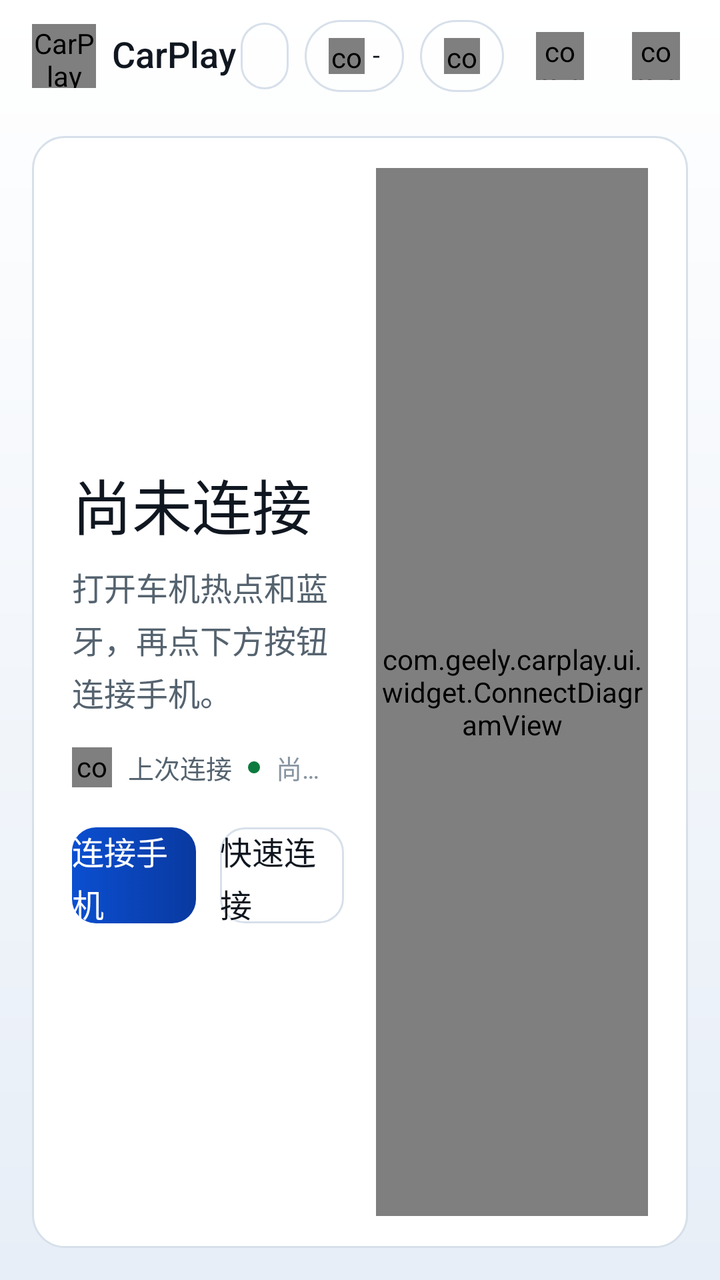
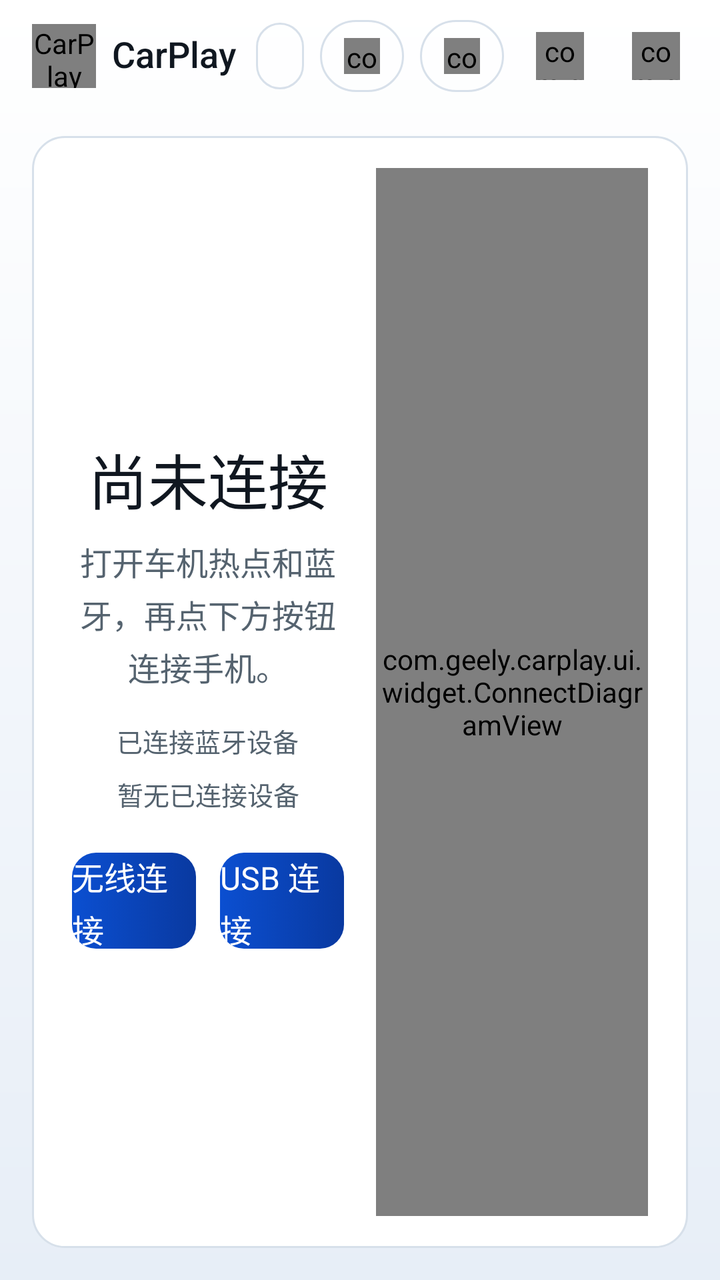

An Android layout rendered at two revisions. The XML below is the earlier revision; the diff shows what the commit changed to produce the second picture.
<!-- AndroidManifest.xml: application theme AppTheme -->
<!-- res/layout/activity_home.xml -->
<?xml version="1.0" encoding="utf-8"?>
<LinearLayout xmlns:android="http://schemas.android.com/apk/res/android"
    xmlns:app="http://schemas.android.com/apk/res-auto"
    android:layout_width="match_parent"
    android:layout_height="match_parent"
    android:background="@drawable/bg_page"
    android:orientation="vertical">

    
    <LinearLayout
        android:layout_width="match_parent"
        android:layout_height="wrap_content"
        android:minHeight="@dimen/topbar_height"
        android:paddingTop="@dimen/gap_xs"
        android:paddingBottom="@dimen/gap_xs"
        android:gravity="center_vertical"
        android:orientation="horizontal"
        android:paddingStart="@dimen/page_padding"
        android:paddingEnd="@dimen/gap_sm">

        <com.geely.carplay.ui.widget.BrandMarkView
            android:layout_width="@dimen/header_logo_size"
            android:layout_height="@dimen/header_logo_size"
            android:contentDescription="@string/app_name" />

        <TextView
            style="@style/Text.Section"
            android:layout_width="wrap_content"
            android:layout_height="wrap_content"
            android:layout_marginStart="@dimen/gap_sm"
            android:id="@+id/home_app_title"
            android:text="@string/app_name" />

        <Space
            android:layout_width="0dp"
            android:layout_height="0dp"
            android:layout_weight="1" />

        <TextView
            android:id="@+id/home_clock"
            style="@style/Text.Caption"
            android:layout_width="wrap_content"
            android:layout_height="wrap_content"
            android:layout_marginEnd="@dimen/gap_sm"
            android:background="@drawable/bg_pill_outline"
            android:paddingStart="@dimen/gap_md"
            android:paddingTop="9dp"
            android:paddingEnd="@dimen/gap_md"
            android:paddingBottom="9dp"
            android:textColor="@color/text_primary" />

        <LinearLayout
            android:layout_width="wrap_content"
            android:layout_height="wrap_content"
            android:layout_marginEnd="@dimen/gap_sm"
            android:background="@drawable/bg_pill_outline"
            android:gravity="center_vertical"
            android:orientation="horizontal"
            android:paddingStart="@dimen/gap_md"
            android:paddingTop="9dp"
            android:paddingEnd="@dimen/gap_md"
            android:paddingBottom="9dp">

            <com.geely.carplay.ui.widget.IconView
                android:layout_width="18dp"
                android:layout_height="18dp"
                android:id="@+id/home_hotspot_icon"
                app:icon="wifi"
                app:iconTint="@color/text_tertiary" />

            <TextView
                style="@style/Text.Caption"
                android:layout_width="wrap_content"
                android:layout_height="wrap_content"
                android:layout_marginStart="@dimen/gap_xs"
                android:id="@+id/home_hotspot_state"
                android:text="@string/home_hotspot_band_unknown"
                android:textColor="@color/text_primary" />
        </LinearLayout>

        <LinearLayout
            android:layout_width="wrap_content"
            android:layout_height="wrap_content"
            android:layout_marginEnd="@dimen/gap_xs"
            android:background="@drawable/bg_pill_outline"
            android:gravity="center_vertical"
            android:orientation="horizontal"
            android:paddingStart="@dimen/gap_md"
            android:paddingTop="9dp"
            android:paddingEnd="@dimen/gap_md"
            android:paddingBottom="9dp">

            <com.geely.carplay.ui.widget.IconView
                android:layout_width="18dp"
                android:layout_height="18dp"
                android:id="@+id/home_bluetooth_icon"
                app:icon="bluetooth"
                app:iconTint="@color/text_tertiary" />
        </LinearLayout>

        <FrameLayout
            android:id="@+id/home_settings_button"
            android:layout_width="@dimen/header_action_size"
            android:layout_height="@dimen/header_action_size"
            android:clickable="true"
            android:contentDescription="@string/home_settings_title"
            android:focusable="true">

            <com.geely.carplay.ui.widget.IconView
                android:layout_width="@dimen/header_icon_size"
                android:layout_height="@dimen/header_icon_size"
                android:layout_gravity="center"
                app:icon="gear"
                app:iconTint="@color/text_secondary" />
        </FrameLayout>

        <FrameLayout
            android:id="@+id/home_exit"
            android:layout_width="@dimen/header_action_size"
            android:layout_height="@dimen/header_action_size"
            android:clickable="true"
            android:contentDescription="@string/btn_exit_to_head_unit"
            android:focusable="true">

            <com.geely.carplay.ui.widget.IconView
                android:layout_width="@dimen/header_icon_size"
                android:layout_height="@dimen/header_icon_size"
                android:layout_gravity="center"
                app:icon="exit"
                app:iconTint="@color/text_secondary" />
        </FrameLayout>
    </LinearLayout>

    
    <LinearLayout
        android:layout_width="match_parent"
        android:layout_height="0dp"
        android:layout_marginStart="@dimen/page_padding"
        android:layout_marginTop="@dimen/gap_md"
        android:layout_marginEnd="@dimen/page_padding"
        android:layout_marginBottom="@dimen/page_padding"
        android:layout_weight="1"
        android:orientation="horizontal"
        android:paddingStart="@dimen/gap_xl"
        android:paddingTop="@dimen/gap_lg"
        android:paddingEnd="@dimen/gap_xl"
        android:paddingBottom="@dimen/gap_lg"
        android:background="@drawable/bg_card">


        <ScrollView
            android:id="@+id/home_content_scroll"
            android:layout_width="0dp"
            android:layout_height="match_parent"
            android:layout_weight="1"
            android:fillViewport="true"
            android:scrollbars="vertical">

            <LinearLayout
                android:layout_width="match_parent"
                android:layout_height="wrap_content"
                android:gravity="center_vertical"
                android:orientation="vertical">

                <TextView
                    android:id="@+id/home_state"
                    style="@style/Text.Display"
                    android:layout_width="wrap_content"
                    android:layout_height="wrap_content"
                    android:text="@string/home_wireless_state" />

                <TextView
                    android:id="@+id/home_hint"
                    style="@style/Text.Body"
                    android:layout_width="match_parent"
                    android:layout_height="wrap_content"
                    android:layout_marginTop="@dimen/gap_sm"
                    android:text="@string/home_wireless_hint" />

                <LinearLayout
                    android:layout_width="match_parent"
                    android:layout_height="wrap_content"
                    android:layout_marginTop="@dimen/gap_lg"
                    android:gravity="center_vertical"
                    android:orientation="horizontal">

                    <com.geely.carplay.ui.widget.IconView
                        android:layout_width="20dp"
                        android:layout_height="20dp"
                        app:icon="phone"
                        app:iconTint="@color/text_secondary" />

                    <TextView
                        android:id="@+id/home_device_label"
                        style="@style/Text.Caption"
                        android:layout_width="wrap_content"
                        android:layout_height="wrap_content"
                        android:layout_marginStart="@dimen/gap_sm"
                        android:text="@string/home_last_device"
                        android:textColor="@color/text_secondary" />

                    <View
                        android:id="@+id/home_device_dot"
                        android:layout_width="6dp"
                        android:layout_height="6dp"
                        android:layout_marginStart="@dimen/gap_sm"
                        android:layout_marginEnd="@dimen/gap_sm"
                        android:background="@drawable/dot_ok" />

                    <TextView
                        android:id="@+id/home_device"
                        style="@style/Text.Caption"
                        android:layout_width="0dp"
                        android:layout_weight="1"
                        android:singleLine="true"
                        android:ellipsize="end"
                        android:layout_height="wrap_content"
                        android:text="@string/home_last_device_state" />
                </LinearLayout>

                <LinearLayout
                    android:id="@+id/home_connect_actions"
                    android:layout_width="match_parent"
                    android:layout_height="wrap_content"
                    android:layout_marginTop="@dimen/home_action_margin"
                    android:orientation="horizontal">

                    <FrameLayout
                        android:id="@+id/home_connect_button"
                        android:layout_width="0dp"
                        android:layout_height="@dimen/touch_height"
                        android:layout_weight="1"
                        android:background="@drawable/btn_primary"
                        android:clickable="true"
                        android:contentDescription="@string/btn_connect_phone"
                        android:focusable="true">

                        <TextView
                            style="@style/Text.Body"
                            android:layout_width="wrap_content"
                            android:layout_height="wrap_content"
                            android:layout_gravity="center"
                            android:text="@string/btn_connect_phone"
                            android:textColor="@color/white" />
                    </FrameLayout>

                    <FrameLayout
                        android:id="@+id/home_quick_connect"
                        android:layout_width="0dp"
                        android:layout_height="@dimen/touch_height"
                        android:layout_marginStart="@dimen/gap_md"
                        android:layout_weight="1"
                        android:background="@drawable/btn_ghost"
                        android:clickable="true"
                        android:contentDescription="@string/btn_quick_connect"
                        android:focusable="true">

                        <TextView
                            android:id="@+id/home_quick_connect_label"
                            style="@style/Text.Body"
                            android:layout_width="wrap_content"
                            android:layout_height="wrap_content"
                            android:layout_gravity="center"
                            android:text="@string/btn_quick_connect"
                            android:textColor="@color/btn_ghost_text" />
                    </FrameLayout>
                </LinearLayout>

                <LinearLayout
                    android:id="@+id/home_connected_actions"
                    android:layout_width="match_parent"
                    android:layout_height="@dimen/touch_height"
                    android:layout_marginTop="@dimen/home_action_margin"
                    android:orientation="horizontal"
                    android:visibility="gone">

                    <FrameLayout
                        android:id="@+id/home_enter_carplay"
                        android:layout_width="0dp"
                        android:layout_height="match_parent"
                        android:layout_weight="1"
                        android:background="@drawable/btn_primary"
                        android:clickable="true"
                        android:contentDescription="@string/btn_enter_carplay"
                        android:focusable="true">

                        <LinearLayout
                            android:layout_width="wrap_content"
                            android:layout_height="match_parent"
                            android:layout_gravity="center"
                            android:baselineAligned="false"
                            android:gravity="center_vertical"
                            android:orientation="horizontal">

                            <com.geely.carplay.ui.widget.IconView
                                android:layout_width="@dimen/header_icon_size"
                                android:layout_height="@dimen/header_icon_size"
                                app:icon="play"
                                app:iconTint="@color/white" />

                            <TextView
                                style="@style/Text.Body"
                                android:layout_width="wrap_content"
                                android:layout_height="wrap_content"
                                android:layout_marginStart="@dimen/gap_sm"
                                android:text="@string/btn_enter_carplay"
                                android:textColor="@color/white" />
                        </LinearLayout>
                    </FrameLayout>

                    <FrameLayout
                        android:id="@+id/home_disconnect"
                        android:layout_width="0dp"
                        android:layout_height="match_parent"
                        android:layout_marginStart="@dimen/gap_md"
                        android:layout_weight="1"
                        android:background="@drawable/btn_ghost"
                        android:clickable="true"
                        android:contentDescription="@string/btn_disconnect"
                        android:focusable="true">

                        <LinearLayout
                            android:layout_width="wrap_content"
                            android:layout_height="match_parent"
                            android:layout_gravity="center"
                            android:baselineAligned="false"
                            android:gravity="center_vertical"
                            android:orientation="horizontal">

                            <com.geely.carplay.ui.widget.IconView
                                android:layout_width="@dimen/header_icon_size"
                                android:layout_height="@dimen/header_icon_size"
                                app:icon="power"
                                app:iconTint="@color/text_primary" />

                            <TextView
                                style="@style/Text.Body"
                                android:layout_width="wrap_content"
                                android:layout_height="wrap_content"
                                android:layout_marginStart="@dimen/gap_sm"
                                android:text="@string/btn_disconnect"
                                android:textColor="@color/text_primary" />
                        </LinearLayout>
                    </FrameLayout>
                </LinearLayout>
            </LinearLayout>
        </ScrollView>

        <com.geely.carplay.ui.widget.ConnectDiagramView
            android:id="@+id/home_preview"
            android:layout_width="0dp"
            android:layout_height="match_parent"
            android:layout_weight="1"
            android:layout_marginStart="@dimen/gap_lg" />
    </LinearLayout>
</LinearLayout>
<!-- resources referenced by this layout -->
<resources>
  <color name="text_primary">#101720</color>
  <color name="text_secondary">#55636F</color>
  <color name="text_tertiary">#8794A1</color>
  <color name="white">#FFFFFF</color>
  <dimen name="gap_lg">16dp</dimen>
  <dimen name="gap_md">12dp</dimen>
  <dimen name="gap_sm">8dp</dimen>
  <dimen name="gap_xl">20dp</dimen>
  <dimen name="gap_xs">4dp</dimen>
  <dimen name="header_action_size">48dp</dimen>
  <dimen name="header_icon_size">24dp</dimen>
  <dimen name="header_logo_size">32dp</dimen>
  <dimen name="home_action_margin">20dp</dimen>
  <dimen name="page_padding">16dp</dimen>
  <dimen name="topbar_height">56dp</dimen>
  <dimen name="touch_height">48dp</dimen>
  <!-- drawable dot_ok (drawable) -->
  <?xml version="1.0" encoding="utf-8"?>
  <shape xmlns:android="http://schemas.android.com/apk/res/android" android:shape="oval">
      <solid android:color="@color/ok" />
  </shape>
  <string name="app_name">CarPlay</string>
  <string name="btn_connect_phone">连接手机</string>
  <string name="btn_disconnect">断开 CarPlay</string>
  <string name="btn_enter_carplay">进入 CarPlay</string>
  <string name="btn_exit_to_head_unit">退出应用</string>
  <string name="btn_quick_connect">快速连接</string>
  <string name="home_hotspot_band_unknown">-</string>
  <string name="home_last_device">上次连接</string>
  <string name="home_last_device_state">尚未选择</string>
  <string name="home_settings_title">设置</string>
  <string name="home_wireless_hint">打开车机热点和蓝牙，再点下方按钮连接手机。</string>
  <string name="home_wireless_state">尚未连接</string>
  <style name="Text.Caption" parent="">
          <item name="android:textColor">@color/text_tertiary</item>
          <item name="android:textSize">@dimen/text_caption</item>
          <item name="android:includeFontPadding">false</item>
      </style>
  <style name="Text.Display" parent="">
          <item name="android:textColor">@color/text_primary</item>
          <item name="android:textSize">@dimen/text_display</item>
          <item name="android:fontFamily">sans-serif-light</item>
          <item name="android:includeFontPadding">false</item>
      </style>
  <style name="Text.Section" parent="">
          <item name="android:textColor">@color/text_primary</item>
          <item name="android:textSize">@dimen/text_section</item>
          <item name="android:fontFamily">sans-serif-medium</item>
          <item name="android:includeFontPadding">false</item>
      </style>
  <color name="surface">#FFFFFF</color>
  <dimen name="radius_card">16dp</dimen>
  <color name="stroke">#D7E0EA</color>
  <color name="bg_gradient_top">#FFFFFF</color>
  <color name="bg_gradient_bottom">#E7EEF7</color>
  <dimen name="radius_pill">999dp</dimen>
  <!-- drawable bg_button_primary_pressed (drawable) -->
  <?xml version="1.0" encoding="utf-8"?>
  <shape xmlns:android="http://schemas.android.com/apk/res/android" android:shape="rectangle">
      <solid android:color="@color/brand_deep" />
      <corners android:radius="@dimen/radius_button" />
  </shape>
  <color name="ok">#0C7A3E</color>
  <dimen name="text_body">16sp</dimen>
  <dimen name="body_line_spacing">3dp</dimen>
  <dimen name="text_caption">13sp</dimen>
  <dimen name="text_display">30sp</dimen>
  <dimen name="text_section">18sp</dimen>
  <!-- drawable splash_window (drawable) -->
  <?xml version="1.0" encoding="utf-8"?>
  <layer-list xmlns:android="http://schemas.android.com/apk/res/android">
      <item android:drawable="@drawable/bg_page" />
      <item android:drawable="@drawable/splash_mark_centered" />
  </layer-list>
  <dimen name="radius_button">12dp</dimen>
  <color name="stroke_disabled">#E8EDF3</color>
  <color name="surface_high">#F1F5FA</color>
  <color name="brand">#0B4FD1</color>
  <color name="brand_deep">#0939A0</color>
  <!-- drawable splash_mark_centered (drawable) -->
  <?xml version="1.0" encoding="utf-8"?>
  <bitmap xmlns:android="http://schemas.android.com/apk/res/android"
      android:src="@drawable/splash_logo_window"
      android:gravity="center" />
  <!-- unchanged entries left out for length: 14 -->
</resources>

<!-- the commit's change to res/layout/activity_home.xml (unified diff, before → after) -->
@@ -68,14 +68,6 @@
                 app:icon="wifi"
                 app:iconTint="@color/text_tertiary" />
 
-            <TextView
-                style="@style/Text.Caption"
-                android:layout_width="wrap_content"
-                android:layout_height="wrap_content"
-                android:layout_marginStart="@dimen/gap_xs"
-                android:id="@+id/home_hotspot_state"
-                android:text="@string/home_hotspot_band_unknown"
-                android:textColor="@color/text_primary" />
         </LinearLayout>
 
         <LinearLayout
@@ -159,7 +151,7 @@
             <LinearLayout
                 android:layout_width="match_parent"
                 android:layout_height="wrap_content"
-                android:gravity="center_vertical"
+                android:gravity="center"
                 android:orientation="vertical">
 
                 <TextView
@@ -167,6 +159,7 @@
                     style="@style/Text.Display"
                     android:layout_width="wrap_content"
                     android:layout_height="wrap_content"
+                    android:gravity="center_horizontal"
                     android:text="@string/home_wireless_state" />
 
                 <TextView
@@ -174,49 +167,31 @@
                     style="@style/Text.Body"
                     android:layout_width="match_parent"
                     android:layout_height="wrap_content"
+                    android:gravity="center_horizontal"
                     android:layout_marginTop="@dimen/gap_sm"
                     android:text="@string/home_wireless_hint" />
 
-                <LinearLayout
+                <TextView
+                    android:id="@+id/home_connected_devices_label"
+                    style="@style/Text.Caption"
+                    android:layout_width="wrap_content"
+                    android:layout_height="wrap_content"
+                    android:gravity="center_horizontal"
+                    android:layout_marginTop="@dimen/gap_lg"
+                    android:text="@string/home_connected_devices"
+                    android:textColor="@color/text_secondary" />
+
+                <TextView
+                    android:id="@+id/home_device_list"
+                    style="@style/Text.Caption"
                     android:layout_width="match_parent"
                     android:layout_height="wrap_content"
-                    android:layout_marginTop="@dimen/gap_lg"
-                    android:gravity="center_vertical"
-                    android:orientation="horizontal">
-
-                    <com.geely.carplay.ui.widget.IconView
-                        android:layout_width="20dp"
-                        android:layout_height="20dp"
-                        app:icon="phone"
-                        app:iconTint="@color/text_secondary" />
-
-                    <TextView
-                        android:id="@+id/home_device_label"
-                        style="@style/Text.Caption"
-                        android:layout_width="wrap_content"
-                        android:layout_height="wrap_content"
-                        android:layout_marginStart="@dimen/gap_sm"
-                        android:text="@string/home_last_device"
-                        android:textColor="@color/text_secondary" />
-
-                    <View
-                        android:id="@+id/home_device_dot"
-                        android:layout_width="6dp"
-                        android:layout_height="6dp"
-                        android:layout_marginStart="@dimen/gap_sm"
-                        android:layout_marginEnd="@dimen/gap_sm"
-                        android:background="@drawable/dot_ok" />
-
-                    <TextView
-                        android:id="@+id/home_device"
-                        style="@style/Text.Caption"
-                        android:layout_width="0dp"
-                        android:layout_weight="1"
-                        android:singleLine="true"
-                        android:ellipsize="end"
-                        android:layout_height="wrap_content"
-                        android:text="@string/home_last_device_state" />
-                </LinearLayout>
+                    android:gravity="center_horizontal"
+                    android:layout_marginTop="@dimen/gap_sm"
+                    android:ellipsize="end"
+                    android:singleLine="true"
+                    android:text="@string/home_no_connected_device"
+                    android:textColor="@color/text_secondary" />
 
                 <LinearLayout
                     android:id="@+id/home_connect_actions"
@@ -232,7 +207,7 @@
                         android:layout_weight="1"
                         android:background="@drawable/btn_primary"
                         android:clickable="true"
-                        android:contentDescription="@string/btn_connect_phone"
+                        android:contentDescription="@string/btn_connect_wireless"
                         android:focusable="true">
 
                         <TextView
@@ -240,29 +215,28 @@
                             android:layout_width="wrap_content"
                             android:layout_height="wrap_content"
                             android:layout_gravity="center"
-                            android:text="@string/btn_connect_phone"
+                            android:text="@string/btn_connect_wireless"
                             android:textColor="@color/white" />
                     </FrameLayout>
 
                     <FrameLayout
-                        android:id="@+id/home_quick_connect"
+                        android:id="@+id/home_usb_button"
                         android:layout_width="0dp"
                         android:layout_height="@dimen/touch_height"
                         android:layout_marginStart="@dimen/gap_md"
                         android:layout_weight="1"
-                        android:background="@drawable/btn_ghost"
+                        android:background="@drawable/btn_primary"
                         android:clickable="true"
-                        android:contentDescription="@string/btn_quick_connect"
+                        android:contentDescription="@string/btn_connect_usb"
                         android:focusable="true">
 
                         <TextView
-                            android:id="@+id/home_quick_connect_label"
                             style="@style/Text.Body"
                             android:layout_width="wrap_content"
                             android:layout_height="wrap_content"
                             android:layout_gravity="center"
-                            android:text="@string/btn_quick_connect"
-                            android:textColor="@color/btn_ghost_text" />
+                            android:text="@string/btn_connect_usb"
+                            android:textColor="@color/white" />
                     </FrameLayout>
                 </LinearLayout>
 
<!-- resource entries referenced after the edit -->
@@ -16,20 +16,14 @@
   <dimen name="page_padding">16dp</dimen>
   <dimen name="topbar_height">56dp</dimen>
   <dimen name="touch_height">48dp</dimen>
-  <!-- drawable dot_ok (drawable) -->
-  <?xml version="1.0" encoding="utf-8"?>
-  <shape xmlns:android="http://schemas.android.com/apk/res/android" android:shape="oval">
-      <solid android:color="@color/ok" />
-  </shape>
   <string name="app_name">CarPlay</string>
-  <string name="btn_connect_phone">连接手机</string>
+  <string name="btn_connect_usb">USB 连接</string>
+  <string name="btn_connect_wireless">无线连接</string>
   <string name="btn_disconnect">断开 CarPlay</string>
   <string name="btn_enter_carplay">进入 CarPlay</string>
   <string name="btn_exit_to_head_unit">退出应用</string>
-  <string name="btn_quick_connect">快速连接</string>
-  <string name="home_hotspot_band_unknown">-</string>
-  <string name="home_last_device">上次连接</string>
-  <string name="home_last_device_state">尚未选择</string>
+  <string name="home_connected_devices">已连接蓝牙设备</string>
+  <string name="home_no_connected_device">暂无已连接设备</string>
   <string name="home_settings_title">设置</string>
   <string name="home_wireless_hint">打开车机热点和蓝牙，再点下方按钮连接手机。</string>
   <string name="home_wireless_state">尚未连接</string>
@@ -62,7 +56,6 @@
       <solid android:color="@color/brand_deep" />
       <corners android:radius="@dimen/radius_button" />
   </shape>
-  <color name="ok">#0C7A3E</color>
   <dimen name="text_body">16sp</dimen>
   <dimen name="body_line_spacing">3dp</dimen>
   <dimen name="text_caption">13sp</dimen>
